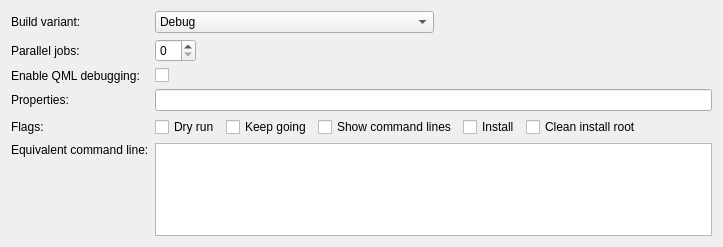
Old version of the form src/plugins/qbsprojectmanager/qbsbuildstepconfigwidget.ui in the repository qt-creator/qt-creator.
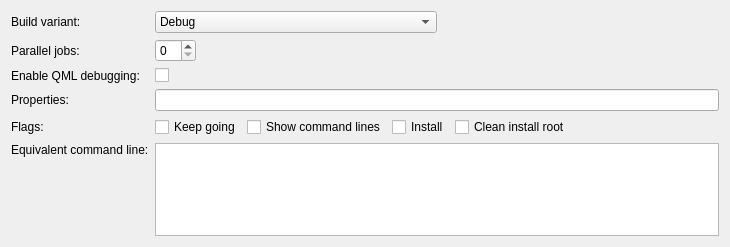
New version of the form. Custom widgets are drawn as their Qt base class.

Patch:
```diff
--- a/src/plugins/qbsprojectmanager/qbsbuildstepconfigwidget.ui
+++ b/src/plugins/qbsprojectmanager/qbsbuildstepconfigwidget.ui
@@ -6,7 +6,7 @@
    <rect>
     <x>0</x>
     <y>0</y>
-    <width>723</width>
+    <width>730</width>
     <height>247</height>
    </rect>
   </property>
@@ -153,16 +153,6 @@
    </item>
    <item row="4" column="1">
     <layout class="QHBoxLayout" name="horizontalLayout_2">
-     <item>
-      <widget class="QCheckBox" name="dryRunCheckBox">
-       <property name="toolTip">
-        <string>No commands will be executed and no permanent changes to the build graph will be done.</string>
-       </property>
-       <property name="text">
-        <string>Dry run</string>
-       </property>
-      </widget>
-     </item>
      <item>
       <widget class="QCheckBox" name="keepGoingCheckBox">
        <property name="toolTip">
```
